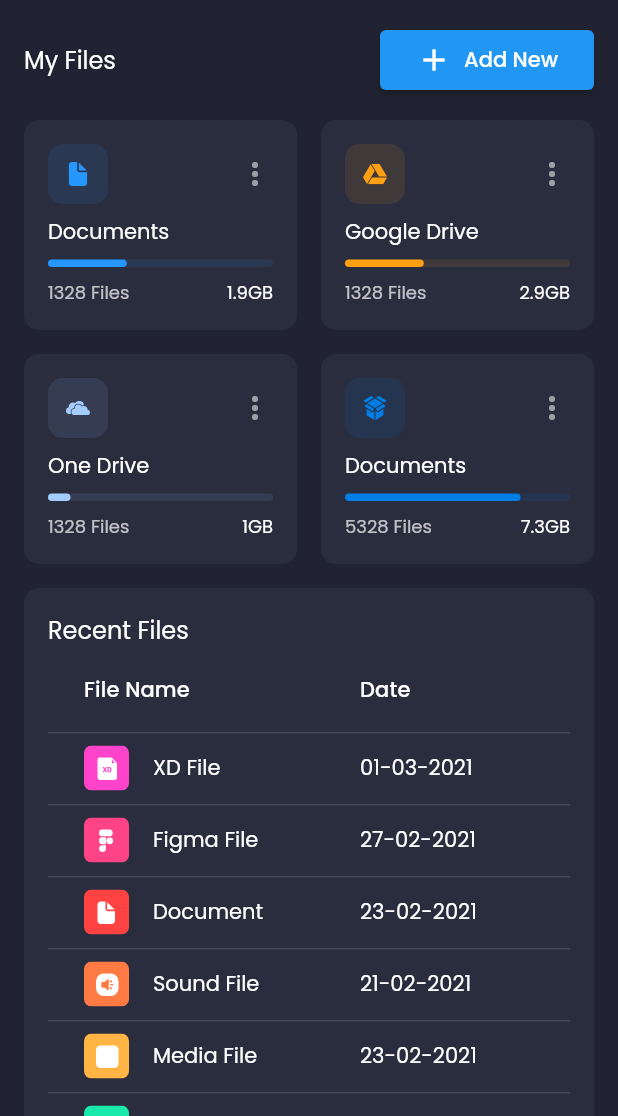
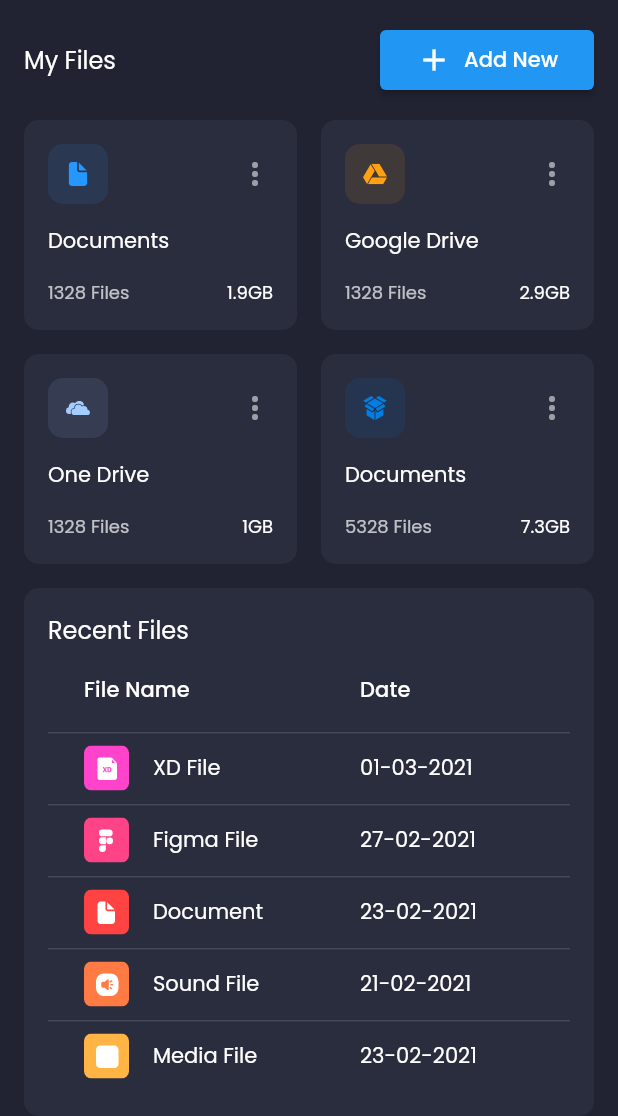
Before and after one commit to toilathor/BarbershopFlutterApp-GRADUATION-THESIS, a Flutter app: the screen it shows after launch, on a phone screen of 412 x 824 dp, the part 120-1236 px from its top. Run offline on Flutter 3.47's test engine with Material 2 defaults, Android fonts, the phone set to English and light mode, and no system bars; drawn by our look-alikes of data_table_2; our stand-ins replace awesome_dialog, carousel_slider, date_format, date_picker_timeline, dio, extended_image and 15 more; missing offline and left inert: flutter_facebook_auth, phone_numbers_parser; accounts and stored records are empty; project files that could hold a hidden picture were left out.

Commit message:
move file

```diff
--- a/flutter_cahoi_barbershop_dashboard/lib/main.dart
+++ b/flutter_cahoi_barbershop_dashboard/lib/main.dart
@@ -1,6 +1,6 @@
 import 'package:admin/constants.dart';
 import 'package:admin/controllers/MenuController.dart';
-import 'package:admin/screens/main/main_screen.dart';
+import 'package:admin/ui/screens/main/main_screen.dart';
 import 'package:flutter/material.dart';
 import 'package:google_fonts/google_fonts.dart';
 import 'package:provider/provider.dart';
--- a/flutter_cahoi_barbershop_dashboard/lib/models/RecentFile.dart
+++ b/flutter_cahoi_barbershop_dashboard/lib/models/RecentFile.dart
@@ -1,50 +1,38 @@
-class RecentFile {
+class FastInfo {
   final String? icon, title, date, size;
 
-  RecentFile({this.icon, this.title, this.date, this.size});
+  FastInfo({this.icon, this.title, this.date, this.size});
 }
 
 List demoRecentFiles = [
-  RecentFile(
+  FastInfo(
     icon: "assets/icons/xd_file.svg",
     title: "XD File",
     date: "01-03-2021",
     size: "3.5mb",
   ),
-  RecentFile(
+  FastInfo(
     icon: "assets/icons/Figma_file.svg",
     title: "Figma File",
     date: "27-02-2021",
     size: "19.0mb",
   ),
-  RecentFile(
+  FastInfo(
     icon: "assets/icons/doc_file.svg",
     title: "Document",
     date: "23-02-2021",
     size: "32.5mb",
   ),
-  RecentFile(
+  FastInfo(
     icon: "assets/icons/sound_file.svg",
     title: "Sound File",
     date: "21-02-2021",
     size: "3.5mb",
   ),
-  RecentFile(
+  FastInfo(
     icon: "assets/icons/media_file.svg",
     title: "Media File",
     date: "23-02-2021",
     size: "2.5gb",
   ),
-  RecentFile(
-    icon: "assets/icons/pdf_file.svg",
-    title: "Sales PDF",
-    date: "25-02-2021",
-    size: "3.5mb",
-  ),
-  RecentFile(
-    icon: "assets/icons/excle_file.svg",
-    title: "Excel File",
-    date: "25-02-2021",
-    size: "34.5mb",
-  ),
 ];
--- a/flutter_cahoi_barbershop_dashboard/lib/screens/main/main_screen.dart
+++ b/flutter_cahoi_barbershop_dashboard/lib/ui/screens/main/main_screen.dart
@@ -1,10 +1,10 @@
 import 'package:admin/controllers/MenuController.dart';
 import 'package:admin/responsive.dart';
-import 'package:admin/screens/dashboard/dashboard_screen.dart';
+import 'package:admin/ui/screens/dashboard/dashboard_screen.dart';
 import 'package:flutter/material.dart';
 import 'package:provider/provider.dart';
 
-import 'components/side_menu.dart';
+import '../../widgets/components/side_menu.dart';
 
 class MainScreen extends StatelessWidget {
   @override
--- a/flutter_cahoi_barbershop_dashboard/lib/screens/dashboard/components/chart.dart
+++ b/flutter_cahoi_barbershop_dashboard/lib/ui/widgets/components/chart.dart
@@ -1,7 +1,7 @@
+import 'package:admin/constants.dart';
 import 'package:fl_chart/fl_chart.dart';
 import 'package:flutter/material.dart';
 
-import '../../../constants.dart';
 
 class Chart extends StatelessWidget {
   const Chart({
--- a/flutter_cahoi_barbershop_dashboard/lib/screens/dashboard/components/file_info_card.dart
+++ b/flutter_cahoi_barbershop_dashboard/lib/ui/widgets/components/file_info_card.dart
@@ -1,11 +1,10 @@
+import 'package:admin/constants.dart';
 import 'package:admin/models/MyFiles.dart';
 import 'package:flutter/material.dart';
 import 'package:flutter_svg/flutter_svg.dart';
 
-import '../../../constants.dart';
-
-class FileInfoCard extends StatelessWidget {
-  const FileInfoCard({
+class FastInfoCard extends StatelessWidget {
+  const FastInfoCard({
     Key? key,
     required this.info,
   }) : super(key: key);
@@ -48,10 +47,10 @@ class FileInfoCard extends StatelessWidget {
             maxLines: 1,
             overflow: TextOverflow.ellipsis,
           ),
-          ProgressLine(
-            color: info.color,
-            percentage: info.percentage,
-          ),
+          // ProgressLine(
+          //   color: info.color,
+          //   percentage: info.percentage,
+          // ),
           Row(
             mainAxisAlignment: MainAxisAlignment.spaceBetween,
             children: [
@@ -76,40 +75,3 @@ class FileInfoCard extends StatelessWidget {
     );
   }
 }
-
-class ProgressLine extends StatelessWidget {
-  const ProgressLine({
-    Key? key,
-    this.color = primaryColor,
-    required this.percentage,
-  }) : super(key: key);
-
-  final Color? color;
-  final int? percentage;
-
-  @override
-  Widget build(BuildContext context) {
-    return Stack(
-      children: [
-        Container(
-          width: double.infinity,
-          height: 5,
-          decoration: BoxDecoration(
-            color: color!.withOpacity(0.1),
-            borderRadius: BorderRadius.all(Radius.circular(10)),
-          ),
-        ),
-        LayoutBuilder(
-          builder: (context, constraints) => Container(
-            width: constraints.maxWidth * (percentage! / 100),
-            height: 5,
-            decoration: BoxDecoration(
-              color: color,
-              borderRadius: BorderRadius.all(Radius.circular(10)),
-            ),
-          ),
-        ),
-      ],
-    );
-  }
-}
--- a/flutter_cahoi_barbershop_dashboard/lib/screens/dashboard/components/my_fields.dart
+++ b/flutter_cahoi_barbershop_dashboard/lib/ui/widgets/components/my_fields.dart
@@ -1,8 +1,8 @@
+import 'package:admin/constants.dart';
 import 'package:admin/models/MyFiles.dart';
 import 'package:admin/responsive.dart';
 import 'package:flutter/material.dart';
 
-import '../../../constants.dart';
 import 'file_info_card.dart';
 
 class MyFiles extends StatelessWidget {
@@ -74,7 +74,7 @@ class FileInfoCardGridView extends StatelessWidget {
         mainAxisSpacing: defaultPadding,
         childAspectRatio: childAspectRatio,
       ),
-      itemBuilder: (context, index) => FileInfoCard(info: demoMyFiles[index]),
+      itemBuilder: (context, index) => FastInfoCard(info: demoMyFiles[index]),
     );
   }
 }
--- a/flutter_cahoi_barbershop_dashboard/lib/screens/dashboard/components/my_files.dart
+++ b/flutter_cahoi_barbershop_dashboard/lib/ui/widgets/components/my_files.dart
@@ -1,8 +1,8 @@
 
+import 'package:admin/constants.dart';
 import 'package:admin/responsive.dart';
 import 'package:flutter/material.dart';
 import 'package:admin/models/MyFiles.dart';
-import '../../../constants.dart';
 import 'file_info_card.dart';
 
 class MyFiles extends StatelessWidget {
@@ -74,7 +74,7 @@ class FileInfoCardGridView extends StatelessWidget {
         mainAxisSpacing: defaultPadding,
         childAspectRatio: childAspectRatio,
       ),
-      itemBuilder: (context, index) => FileInfoCard(info: demoMyFiles[index]),
+      itemBuilder: (context, index) => FastInfoCard(info: demoMyFiles[index]),
     );
   }
 }
--- a/flutter_cahoi_barbershop_dashboard/lib/screens/dashboard/components/recent_files.dart
+++ b/flutter_cahoi_barbershop_dashboard/lib/ui/widgets/components/recent_files.dart
@@ -16,7 +16,9 @@ class RecentFiles extends StatelessWidget {
       padding: EdgeInsets.all(defaultPadding),
       decoration: BoxDecoration(
         color: secondaryColor,
-        borderRadius: const BorderRadius.all(Radius.circular(10)),
+        borderRadius: const BorderRadius.all(
+          Radius.circular(10),
+        ),
       ),
       child: Column(
         crossAxisAlignment: CrossAxisAlignment.start,
@@ -53,7 +55,7 @@ class RecentFiles extends StatelessWidget {
   }
 }
 
-DataRow recentFileDataRow(RecentFile fileInfo) {
+DataRow recentFileDataRow(FastInfo fileInfo) {
   return DataRow(
     cells: [
       DataCell(
--- a/flutter_cahoi_barbershop_dashboard/lib/screens/dashboard/components/storage_details.dart
+++ b/flutter_cahoi_barbershop_dashboard/lib/ui/widgets/components/storage_details.dart
@@ -1,8 +1,8 @@
+import 'package:admin/constants.dart';
+import 'package:admin/ui/widgets/components/storage_info_card.dart';
 import 'package:flutter/material.dart';
 
-import '../../../constants.dart';
 import 'chart.dart';
-import 'storage_info_card.dart';
 
 class StarageDetails extends StatelessWidget {
   const StarageDetails({
```
Also changed, not shown: flutter_cahoi_barbershop_dashboard/lib/ui/screens/dashboard/dashboard_screen.dart (renamed from flutter_cahoi_barbershop_dashboard/lib/screens/dashboard/dashboard_screen.dart, +6 -7 lines), flutter_cahoi_barbershop_dashboard/lib/ui/widgets/components/header.dart (renamed from flutter_cahoi_barbershop_dashboard/lib/screens/dashboard/components/header.dart), flutter_cahoi_barbershop_dashboard/lib/ui/widgets/components/side_menu.dart (renamed from flutter_cahoi_barbershop_dashboard/lib/screens/main/components/side_menu.dart), flutter_cahoi_barbershop_dashboard/lib/ui/widgets/components/storage_info_card.dart (renamed from flutter_cahoi_barbershop_dashboard/lib/screens/dashboard/components/storage_info_card.dart), 1 other file.
